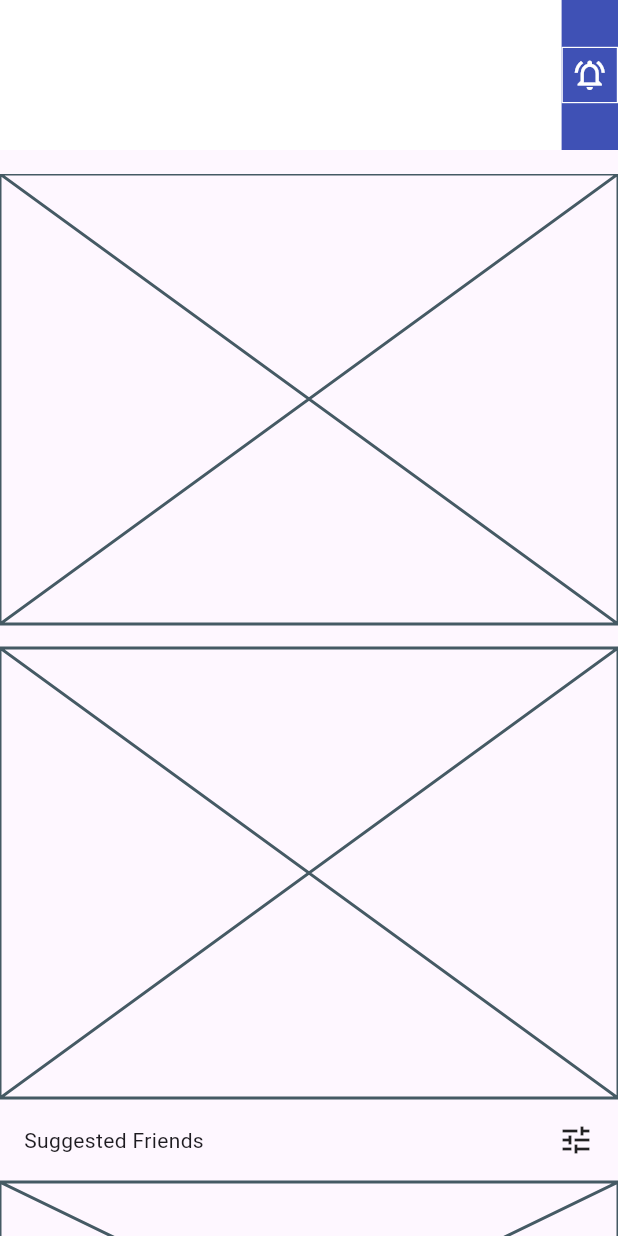
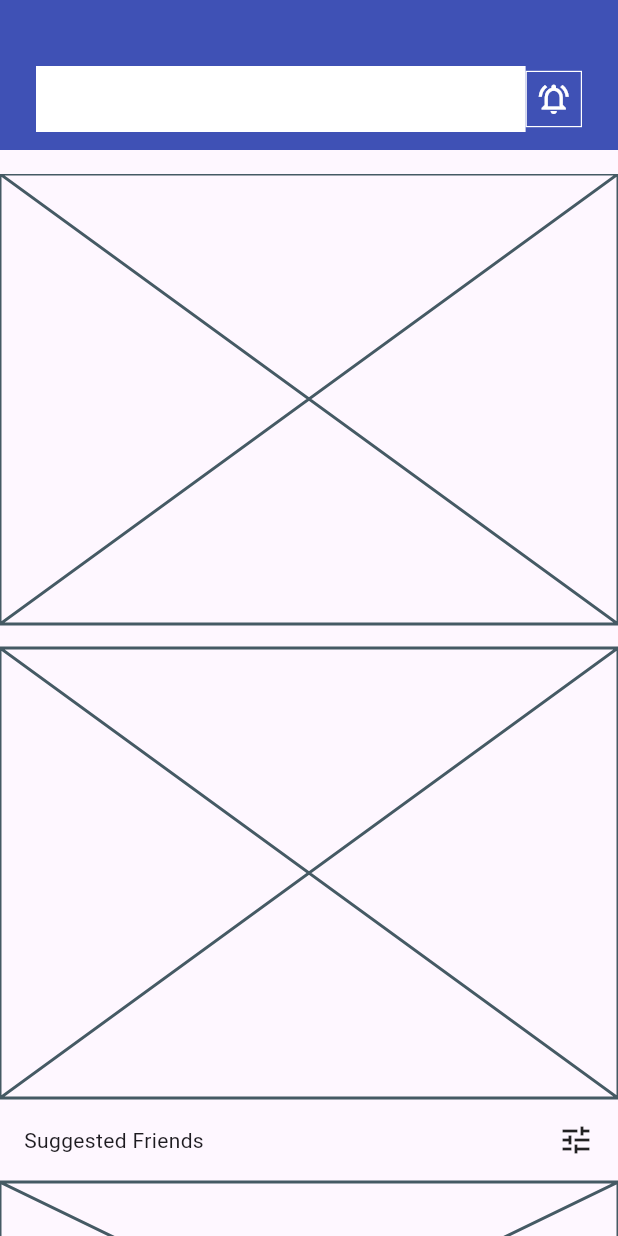
Before and after one commit to JAICHANGPARK/flutter_notebook_chapter_43, a Flutter app: the NewsFeedHomePage screen opened directly, on a phone screen of 412 x 824 dp. Run offline on Flutter 3.47's test engine with Material 3 defaults, Android fonts, the phone set to English and light mode, and no system bars; our stand-ins replace gap, hugeicons.

Commit message:
Update news_feed_home_page.dart

```diff
--- a/lib/ep2163_newsfeed_app/views/news_feed_home_page.dart
+++ b/lib/ep2163_newsfeed_app/views/news_feed_home_page.dart
@@ -21,7 +21,14 @@ class _NewsFeedHomePageState extends State<NewsFeedHomePage> {
                 children: [
                   Container(
                     height: 100,
+                    padding: EdgeInsets.symmetric(horizontal: 24, vertical: 12),
                     color: Colors.indigo,
+                    child: Column(
+                      children: [
+                        Container(
+                          height: 32,
+                        ),
+                        Expanded(
                           child: Row(
                             children: [
                               Expanded(
@@ -39,6 +46,9 @@ class _NewsFeedHomePageState extends State<NewsFeedHomePage> {
                                 child: Icon(
                                   Icons.notifications_active_outlined,
                                   color: Colors.white,
+                                ),
+                              ),
+                            ],
                           ),
                         ),
                       ],
```
Lines whose indentation alone changed are shown as unchanged.
